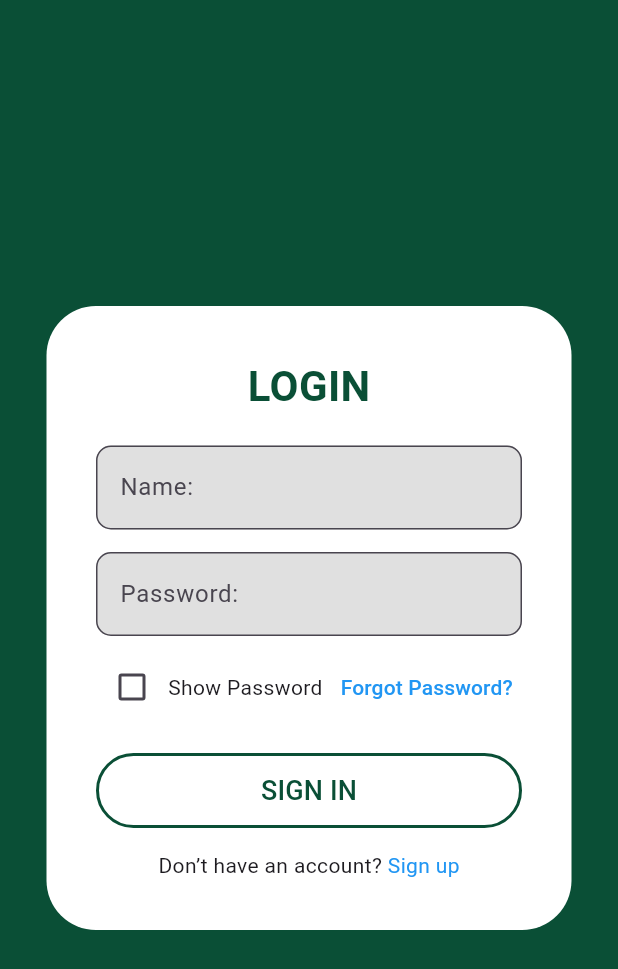
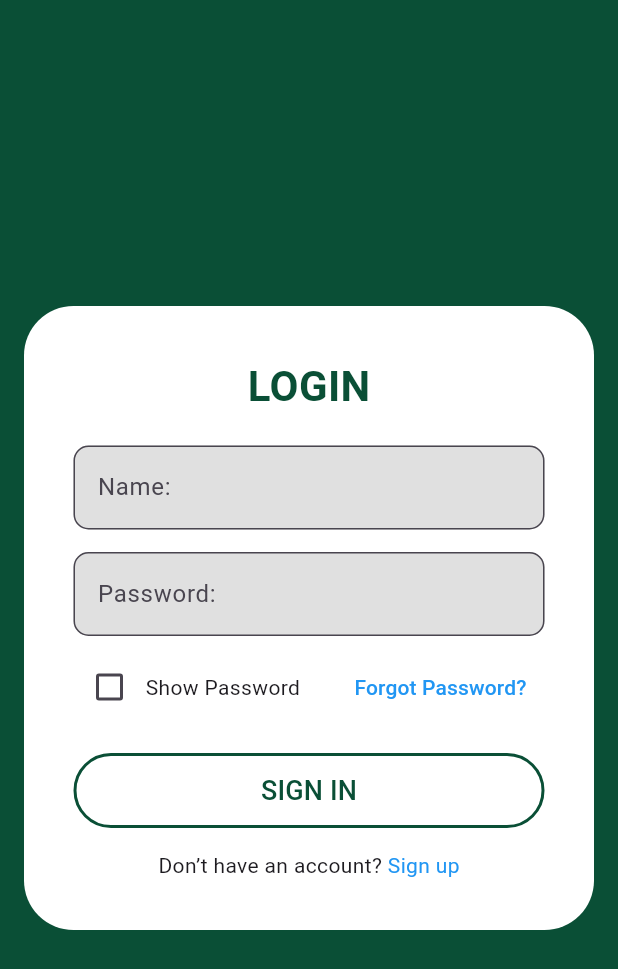
Before and after one commit to CR1SI/CarbonFootPrinters, a Flutter app: the screen it shows after launch, on a phone screen of 412 x 824 dp. Shown: the top 969 px of the screen. Run offline on Flutter 3.47's test engine with Material 3 defaults, Android fonts, the phone set to English and light mode, and no system bars.

Commit message:
fixed login button overflow

```diff
--- a/front-end/carbon_foot_printer/lib/login.dart
+++ b/front-end/carbon_foot_printer/lib/login.dart
@@ -19,7 +19,7 @@ class _LoginScreenState extends State<LoginScreen> {
       body: Center(
         child: Container(
           padding: const EdgeInsets.all(33),
-          width: 350,
+          width: 380,
           decoration: BoxDecoration(
             color: Colors.white,
             borderRadius: BorderRadius.circular(33),
@@ -65,6 +65,9 @@ class _LoginScreenState extends State<LoginScreen> {
 
               const SizedBox(height: 10),
               Row(
+              mainAxisAlignment: MainAxisAlignment.spaceBetween,
+              children: [
+                Row(
                   children: [
                     Checkbox(
                       value: _showPassword,
@@ -76,12 +79,16 @@ class _LoginScreenState extends State<LoginScreen> {
                       activeColor: const Color.fromARGB(255, 10, 79, 54),
                     ),
                     const Text("Show Password"),
-                  const Spacer(),
-                  TextButton(
+                  ],
+                ),
+                Flexible( // <-- this prevents overflow
+                  child: TextButton(
                     onPressed: () {},
                     child: const Text(
                       "Forgot Password?",
                       style: TextStyle(color: Colors.blue),
+                      overflow: TextOverflow.ellipsis,
+                    ),
                   ),
                 ),
               ],
```
Lines whose indentation alone changed are shown as unchanged.
